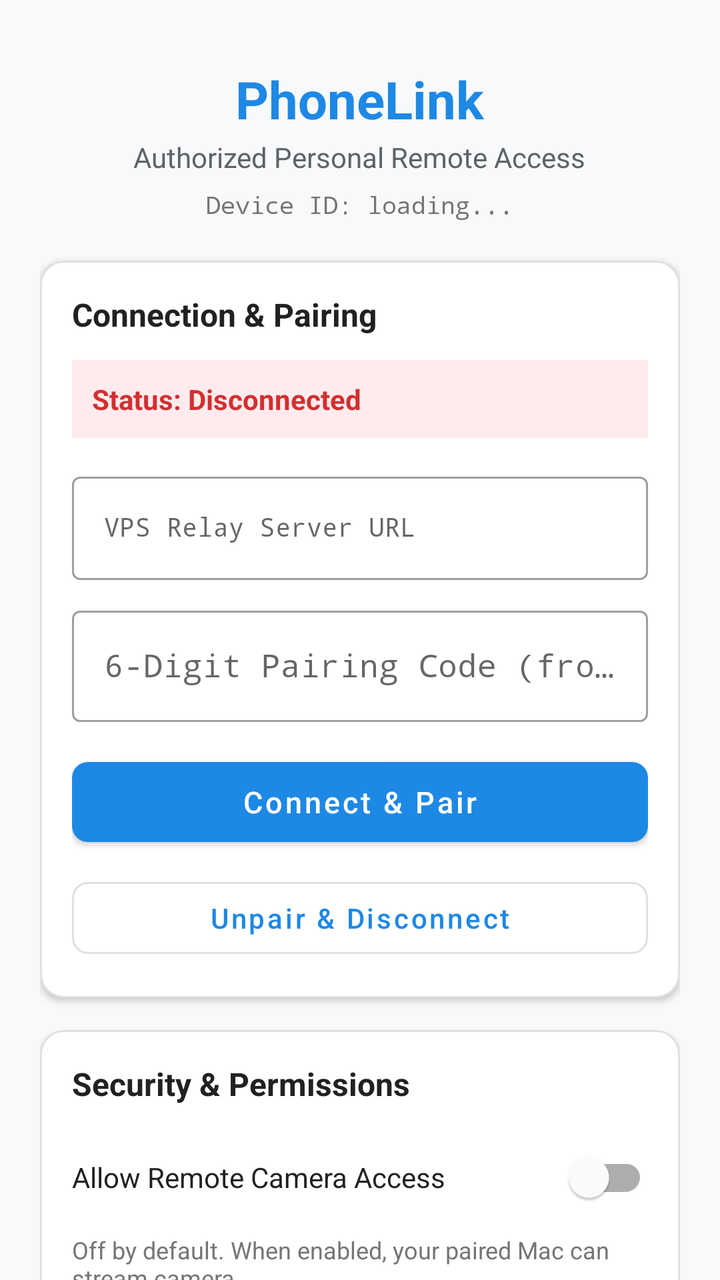
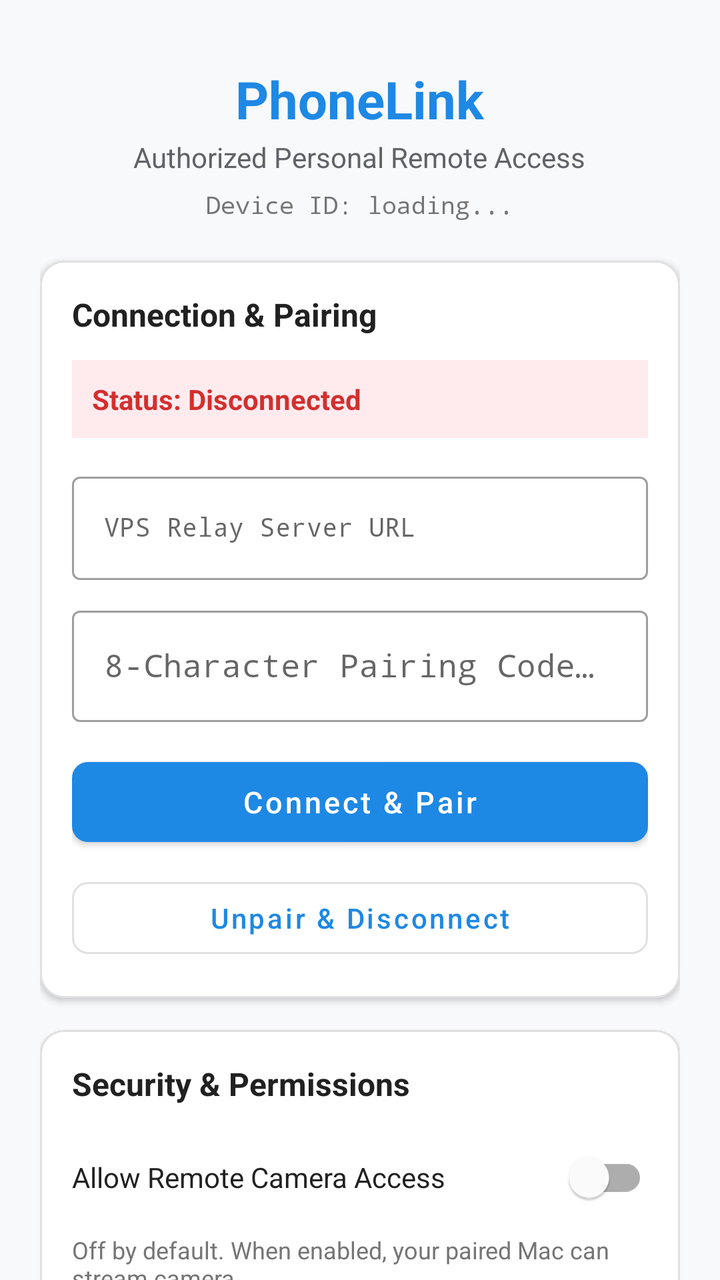

Screens rendered from an Android XML layout before and after an edit, with the pre-edit source and the edit as a unified diff.
<!-- AndroidManifest.xml: application theme Theme.PhoneLink -->
<!-- res/layout/activity_main.xml -->
<?xml version="1.0" encoding="utf-8"?>
<androidx.core.widget.NestedScrollView xmlns:android="http://schemas.android.com/apk/res/android"
    xmlns:app="http://schemas.android.com/apk/res-auto"
    android:layout_width="match_parent"
    android:layout_height="match_parent"
    android:fillViewport="true"
    android:background="#F8F9FA">

    <LinearLayout
        android:layout_width="match_parent"
        android:layout_height="wrap_content"
        android:orientation="vertical"
        android:padding="20dp">

        
        <LinearLayout
            android:layout_width="match_parent"
            android:layout_height="wrap_content"
            android:orientation="vertical"
            android:gravity="center_horizontal"
            android:layout_marginBottom="20dp"
            android:paddingTop="12dp">

            <TextView
                android:id="@+id/tvAppTitle"
                android:layout_width="wrap_content"
                android:layout_height="wrap_content"
                android:text="PhoneLink"
                android:textSize="26sp"
                android:textStyle="bold"
                android:textColor="#1E88E5" />

            <TextView
                android:id="@+id/tvAppSubtitle"
                android:layout_width="wrap_content"
                android:layout_height="wrap_content"
                android:text="Authorized Personal Remote Access"
                android:textSize="14sp"
                android:textColor="#5F6368"
                android:layout_marginTop="2dp" />

            <TextView
                android:id="@+id/tvDeviceId"
                android:layout_width="wrap_content"
                android:layout_height="wrap_content"
                android:text="Device ID: loading..."
                android:textSize="12sp"
                android:textColor="#757575"
                android:layout_marginTop="6dp"
                android:fontFamily="monospace" />
        </LinearLayout>

        
        <com.google.android.material.card.MaterialCardView
            android:layout_width="match_parent"
            android:layout_height="wrap_content"
            android:layout_marginBottom="16dp"
            app:cardCornerRadius="12dp"
            app:cardElevation="2dp"
            app:strokeWidth="1dp"
            app:strokeColor="#E0E0E0">

            <LinearLayout
                android:layout_width="match_parent"
                android:layout_height="wrap_content"
                android:orientation="vertical"
                android:padding="16dp">

                <TextView
                    android:layout_width="wrap_content"
                    android:layout_height="wrap_content"
                    android:text="Connection &amp; Pairing"
                    android:textSize="16sp"
                    android:textStyle="bold"
                    android:textColor="#212121"
                    android:layout_marginBottom="12dp" />

                
                <TextView
                    android:id="@+id/tvStatus"
                    android:layout_width="match_parent"
                    android:layout_height="wrap_content"
                    android:text="Status: Disconnected"
                    android:textSize="14sp"
                    android:textStyle="bold"
                    android:textColor="#D32F2F"
                    android:background="#FFEBEE"
                    android:padding="10dp"
                    android:layout_marginBottom="14dp" />

                
                <com.google.android.material.textfield.TextInputLayout
                    android:id="@+id/tilRelayUrl"
                    android:layout_width="match_parent"
                    android:layout_height="wrap_content"
                    android:hint="VPS Relay Server URL"
                    android:layout_marginBottom="10dp"
                    style="@style/Widget.MaterialComponents.TextInputLayout.OutlinedBox">

                    <com.google.android.material.textfield.TextInputEditText
                        android:id="@+id/etRelayUrl"
                        android:layout_width="match_parent"
                        android:layout_height="wrap_content"
                        android:textSize="13sp"
                        android:fontFamily="monospace"
                        android:singleLine="true" />
                </com.google.android.material.textfield.TextInputLayout>

                
                <com.google.android.material.textfield.TextInputLayout
                    android:id="@+id/tilPairingCode"
                    android:layout_width="match_parent"
                    android:layout_height="wrap_content"
                    android:hint="6-Digit Pairing Code (from Mac 'phonelink pair')"
                    android:layout_marginBottom="14dp"
                    style="@style/Widget.MaterialComponents.TextInputLayout.OutlinedBox">

                    <com.google.android.material.textfield.TextInputEditText
                        android:id="@+id/etPairingCode"
                        android:layout_width="match_parent"
                        android:layout_height="wrap_content"
                        android:inputType="textCapCharacters"
                        android:fontFamily="monospace"
                        android:textSize="16sp"
                        android:singleLine="true" />
                </com.google.android.material.textfield.TextInputLayout>

                
                <com.google.android.material.button.MaterialButton
                    android:id="@+id/btnConnectPair"
                    android:layout_width="match_parent"
                    android:layout_height="52dp"
                    android:text="Connect &amp; Pair"
                    android:textSize="15sp"
                    android:textAllCaps="false"
                    app:cornerRadius="8dp" />

                <com.google.android.material.button.MaterialButton
                    android:id="@+id/btnUnpair"
                    android:layout_width="match_parent"
                    android:layout_height="48dp"
                    android:text="Unpair &amp; Disconnect"
                    android:textSize="14sp"
                    android:textAllCaps="false"
                    android:layout_marginTop="8dp"
                    style="@style/Widget.MaterialComponents.Button.OutlinedButton"
                    app:cornerRadius="8dp" />
            </LinearLayout>
        </com.google.android.material.card.MaterialCardView>

        
        <com.google.android.material.card.MaterialCardView
            android:layout_width="match_parent"
            android:layout_height="wrap_content"
            android:layout_marginBottom="16dp"
            app:cardCornerRadius="12dp"
            app:cardElevation="2dp"
            app:strokeWidth="1dp"
            app:strokeColor="#E0E0E0">

            <LinearLayout
                android:layout_width="match_parent"
                android:layout_height="wrap_content"
                android:orientation="vertical"
                android:padding="16dp">

                <TextView
                    android:layout_width="wrap_content"
                    android:layout_height="wrap_content"
                    android:text="Security &amp; Permissions"
                    android:textSize="16sp"
                    android:textStyle="bold"
                    android:textColor="#212121"
                    android:layout_marginBottom="12dp" />

                
                <com.google.android.material.switchmaterial.SwitchMaterial
                    android:id="@+id/switchCamera"
                    android:layout_width="match_parent"
                    android:layout_height="wrap_content"
                    android:text="Allow Remote Camera Access"
                    android:textSize="14sp"
                    android:textColor="#212121"
                    android:layout_marginBottom="4dp" />

                <TextView
                    android:layout_width="match_parent"
                    android:layout_height="wrap_content"
                    android:text="Off by default. When enabled, your paired Mac can stream camera."
                    android:textSize="12sp"
                    android:textColor="#757575"
                    android:layout_marginBottom="12dp" />

                
                <com.google.android.material.switchmaterial.SwitchMaterial
                    android:id="@+id/switchBoot"
                    android:layout_width="match_parent"
                    android:layout_height="wrap_content"
                    android:text="Auto-Start on Boot"
                    android:textSize="14sp"
                    android:textColor="#212121"
                    android:layout_marginBottom="4dp" />

                <TextView
                    android:layout_width="match_parent"
                    android:layout_height="wrap_content"
                    android:text="Automatically reconnects background service when phone starts."
                    android:textSize="12sp"
                    android:textColor="#757575"
                    android:layout_marginBottom="16dp" />

                
                <com.google.android.material.button.MaterialButton
                    android:id="@+id/btnPermNotification"
                    android:layout_width="match_parent"
                    android:layout_height="wrap_content"
                    android:text="Grant Notification Permission"
                    android:textAllCaps="false"
                    android:textSize="13sp"
                    style="@style/Widget.MaterialComponents.Button.TextButton" />

                <com.google.android.material.button.MaterialButton
                    android:id="@+id/btnPermCamera"
                    android:layout_width="match_parent"
                    android:layout_height="wrap_content"
                    android:text="Grant Camera Permission"
                    android:textAllCaps="false"
                    android:textSize="13sp"
                    style="@style/Widget.MaterialComponents.Button.TextButton" />

                <com.google.android.material.button.MaterialButton
                    android:id="@+id/btnPermBattery"
                    android:layout_width="match_parent"
                    android:layout_height="wrap_content"
                    android:text="Disable Battery Optimization (Recommended)"
                    android:textAllCaps="false"
                    android:textSize="13sp"
                    style="@style/Widget.MaterialComponents.Button.TextButton" />
            </LinearLayout>
        </com.google.android.material.card.MaterialCardView>

        
        <TextView
            android:layout_width="match_parent"
            android:layout_height="wrap_content"
            android:text="End-to-End Encrypted (ECDH + AES-256-GCM) • Zero VPS Plaintext • Foreground Notification Guaranteed"
            android:textSize="11sp"
            android:textColor="#9E9E9E"
            android:gravity="center"
            android:layout_marginTop="8dp"
            android:layout_marginBottom="24dp" />

    </LinearLayout>
</androidx.core.widget.NestedScrollView>
<!-- resources referenced by this layout -->
<resources>
  <style name="Theme.PhoneLink" parent="Theme.MaterialComponents.DayNight.NoActionBar">
          <item name="colorPrimary">#1E88E5</item>
          <item name="colorPrimaryVariant">#1565C0</item>
          <item name="colorOnPrimary">#FFFFFF</item>
      </style>
</resources>

<!-- the commit's change to res/layout/activity_main.xml (unified diff, before → after) -->
@@ -111,7 +111,7 @@
                     android:id="@+id/tilPairingCode"
                     android:layout_width="match_parent"
                     android:layout_height="wrap_content"
-                    android:hint="6-Digit Pairing Code (from Mac 'phonelink pair')"
+                    android:hint="8-Character Pairing Code (from Mac 'phonelink pair')"
                     android:layout_marginBottom="14dp"
                     style="@style/Widget.MaterialComponents.TextInputLayout.OutlinedBox">
 
@@ -236,6 +236,15 @@
                     android:textAllCaps="false"
                     android:textSize="13sp"
                     style="@style/Widget.MaterialComponents.Button.TextButton" />
+
+                <com.google.android.material.button.MaterialButton
+                    android:id="@+id/btnSelectFolder"
+                    android:layout_width="match_parent"
+                    android:layout_height="wrap_content"
+                    android:text="Select Shared Folder (Default: App Files)"
+                    android:textAllCaps="false"
+                    android:textSize="13sp"
+                    style="@style/Widget.MaterialComponents.Button.TextButton" />
             </LinearLayout>
         </com.google.android.material.card.MaterialCardView>
 
